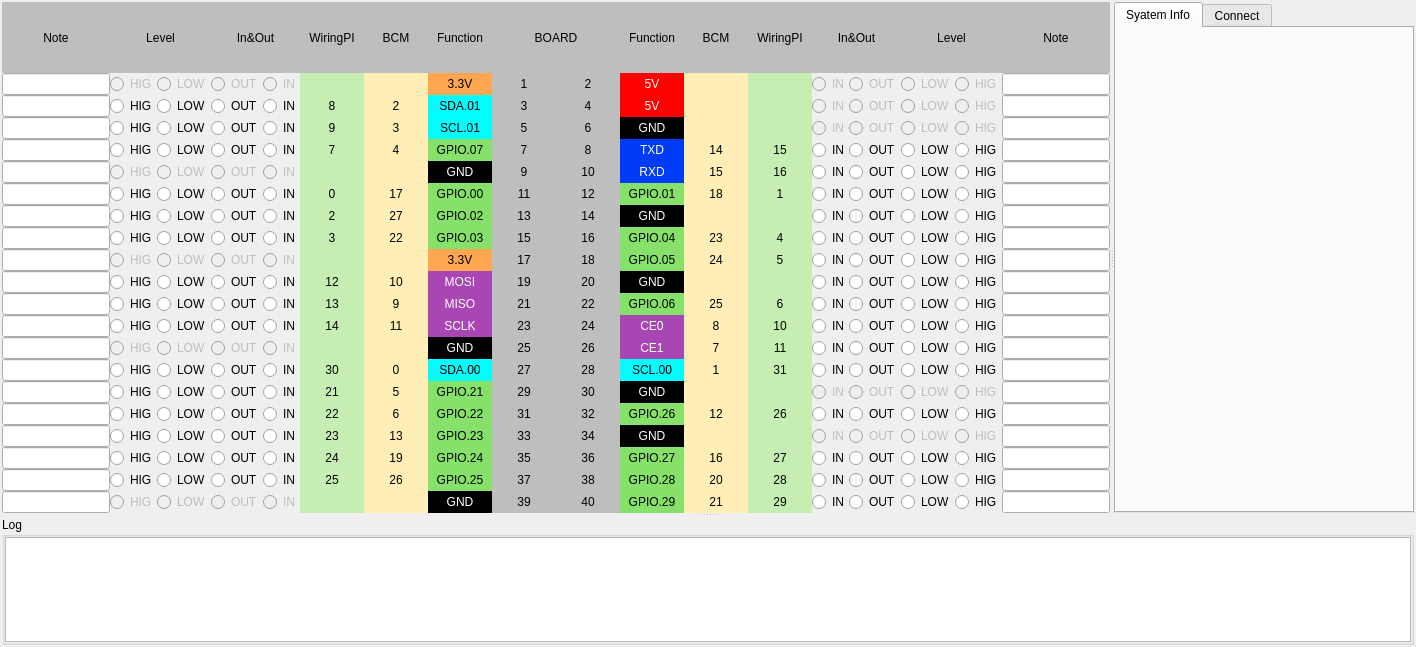
Qt form RaspberryPiGPIO/RaspberryPiGPIOUI.ui (julian-zhuang/DevelopmentToolBox) before a commit.
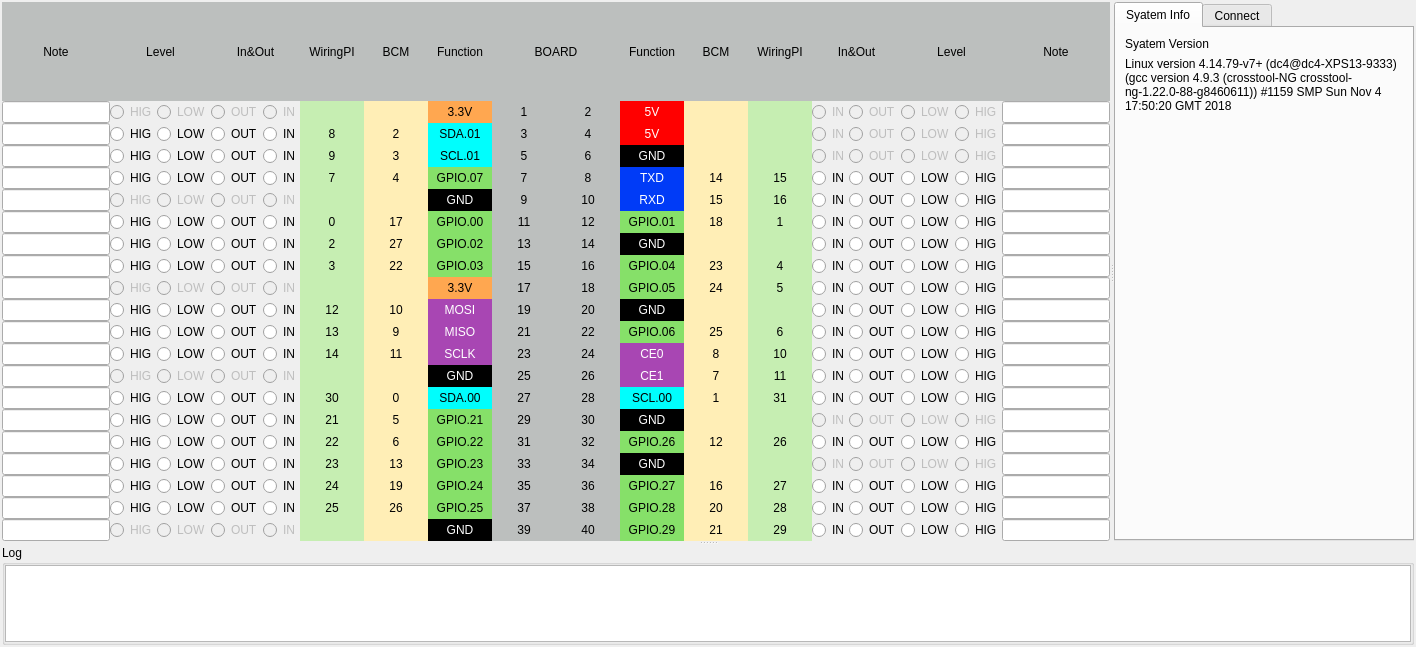
The same form after that commit. The open tabs and pages were chosen to show the change.

Commit message: 修改树莓io控制插件的通讯协议

The edit to the form file:
```diff
--- a/RaspberryPiGPIO/RaspberryPiGPIOUI.ui
+++ b/RaspberryPiGPIO/RaspberryPiGPIOUI.ui
@@ -6203,6 +6203,59 @@
         <attribute name="title">
          <string>Syatem Info</string>
         </attribute>
+        <layout class="QGridLayout" name="gridLayout_4">
+         <item row="0" column="0">
+          <widget class="QLabel" name="label_2">
+           <property name="minimumSize">
+            <size>
+             <width>100</width>
+             <height>0</height>
+            </size>
+           </property>
+           <property name="maximumSize">
+            <size>
+             <width>100</width>
+             <height>16777215</height>
+            </size>
+           </property>
+           <property name="text">
+            <string>Syatem Version</string>
+           </property>
+          </widget>
+         </item>
+         <item row="1" column="0" colspan="2">
+          <widget class="QLabel" name="label_178">
+           <property name="text">
+            <string>Linux version 4.14.79-v7+ (dc4@dc4-XPS13-9333) (gcc version 4.9.3 (crosstool-NG crosstool-ng-1.22.0-88-g8460611)) #1159 SMP Sun Nov 4 17:50:20 GMT 2018</string>
+           </property>
+           <property name="textFormat">
+            <enum>Qt::AutoText</enum>
+           </property>
+           <property name="alignment">
+            <set>Qt::AlignLeading|Qt::AlignLeft|Qt::AlignTop</set>
+           </property>
+           <property name="wordWrap">
+            <bool>true</bool>
+           </property>
+           <property name="textInteractionFlags">
+            <set>Qt::TextSelectableByKeyboard|Qt::TextSelectableByMouse</set>
+           </property>
+          </widget>
+         </item>
+         <item row="2" column="1">
+          <spacer name="verticalSpacer_2">
+           <property name="orientation">
+            <enum>Qt::Vertical</enum>
+           </property>
+           <property name="sizeHint" stdset="0">
+            <size>
+             <width>20</width>
+             <height>387</height>
+            </size>
+           </property>
+          </spacer>
+         </item>
+        </layout>
        </widget>
        <widget class="QWidget" name="tab">
         <attribute name="title">
```
Left out of the diff: 2 changed lines with no effect on the pictures. The commit also changes 2 other files.
